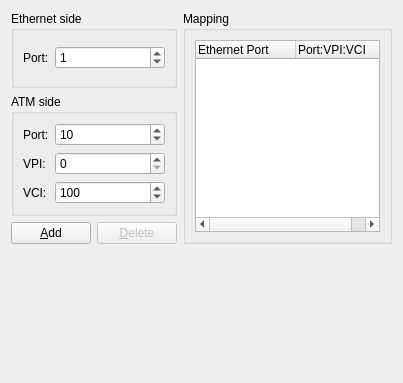
Before: the Qt Designer form gns3/modules/dynamips/ui/atm_bridge_configuration_page.ui in GNS3/gns3-gui, drawn with Qt 5.
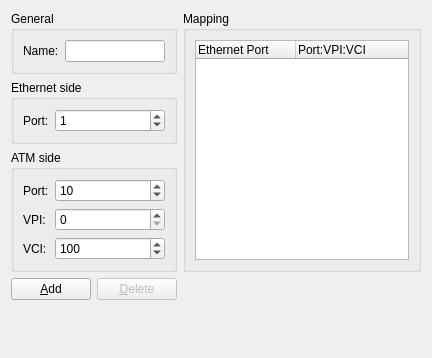
After: the same form once the commit is applied.

```diff
--- a/gns3/modules/dynamips/ui/atm_bridge_configuration_page.ui
+++ b/gns3/modules/dynamips/ui/atm_bridge_configuration_page.ui
@@ -6,55 +6,14 @@
    <rect>
     <x>0</x>
     <y>0</y>
-    <width>403</width>
-    <height>383</height>
+    <width>432</width>
+    <height>358</height>
    </rect>
   </property>
   <property name="windowTitle">
    <string>ATM Bridge</string>
   </property>
-  <layout class="QGridLayout">
-   <item row="0" column="0" colspan="2">
-    <widget class="QGroupBox" name="uiEthernetGroupBox">
-     <property name="sizePolicy">
-      <sizepolicy hsizetype="Expanding" vsizetype="Preferred">
-       <horstretch>0</horstretch>
-       <verstretch>0</verstretch>
-      </sizepolicy>
-     </property>
-     <property name="title">
-      <string>Ethernet side</string>
-     </property>
-     <layout class="QGridLayout">
-      <item row="0" column="0">
-       <widget class="QLabel" name="uiEthernetPortLabel">
-        <property name="text">
-         <string>Port:</string>
-        </property>
-       </widget>
-      </item>
-      <item row="0" column="1">
-       <widget class="QSpinBox" name="uiEthernetPortSpinBox">
-        <property name="sizePolicy">
-         <sizepolicy hsizetype="Expanding" vsizetype="Fixed">
-          <horstretch>0</horstretch>
-          <verstretch>0</verstretch>
-         </sizepolicy>
-        </property>
-        <property name="minimum">
-         <number>0</number>
-        </property>
-        <property name="maximum">
-         <number>65535</number>
-        </property>
-        <property name="value">
-         <number>1</number>
-        </property>
-       </widget>
-      </item>
-     </layout>
-    </widget>
-   </item>
+  <layout class="QGridLayout" name="gridLayout_2">
    <item row="0" column="2" rowspan="3">
     <widget class="QGroupBox" name="uiMappingGroupBox">
      <property name="title">
@@ -88,6 +47,47 @@
     </widget>
    </item>
    <item row="1" column="0" colspan="2">
+    <widget class="QGroupBox" name="uiEthernetGroupBox">
+     <property name="sizePolicy">
+      <sizepolicy hsizetype="Expanding" vsizetype="Preferred">
+       <horstretch>0</horstretch>
+       <verstretch>0</verstretch>
+      </sizepolicy>
+     </property>
+     <property name="title">
+      <string>Ethernet side</string>
+     </property>
+     <layout class="QGridLayout">
+      <item row="0" column="0">
+       <widget class="QLabel" name="uiEthernetPortLabel">
+        <property name="text">
+         <string>Port:</string>
+        </property>
+       </widget>
+      </item>
+      <item row="0" column="1">
+       <widget class="QSpinBox" name="uiEthernetPortSpinBox">
+        <property name="sizePolicy">
+         <sizepolicy hsizetype="Expanding" vsizetype="Fixed">
+          <horstretch>0</horstretch>
+          <verstretch>0</verstretch>
+         </sizepolicy>
+        </property>
+        <property name="minimum">
+         <number>0</number>
+        </property>
+        <property name="maximum">
+         <number>65535</number>
+        </property>
+        <property name="value">
+         <number>1</number>
+        </property>
+       </widget>
+      </item>
+     </layout>
+    </widget>
+   </item>
+   <item row="2" column="0" colspan="2">
     <widget class="QGroupBox" name="uiATMGroupBox">
      <property name="sizePolicy">
       <sizepolicy hsizetype="Expanding" vsizetype="Preferred">
@@ -183,14 +183,14 @@
      </layout>
     </widget>
    </item>
-   <item row="2" column="0">
+   <item row="3" column="0">
     <widget class="QPushButton" name="uiAddPushButton">
      <property name="text">
       <string>&amp;Add</string>
      </property>
     </widget>
    </item>
-   <item row="2" column="1">
+   <item row="3" column="1">
     <widget class="QPushButton" name="uiDeletePushButton">
      <property name="enabled">
       <bool>false</bool>
@@ -200,7 +200,7 @@
      </property>
     </widget>
    </item>
-   <item row="3" column="0" colspan="3">
+   <item row="4" column="0" colspan="3">
     <spacer>
      <property name="orientation">
       <enum>Qt::Vertical</enum>
@@ -213,6 +213,25 @@
      </property>
     </spacer>
    </item>
+   <item row="0" column="0" colspan="2">
+    <widget class="QGroupBox" name="uiGeneralGroupBox">
+     <property name="title">
+      <string>General</string>
+     </property>
+     <layout class="QGridLayout" name="gridLayout">
+      <item row="0" column="0">
+       <widget class="QLabel" name="uiNameLabel">
+        <property name="text">
+         <string>Name:</string>
+        </property>
+       </widget>
+      </item>
+      <item row="0" column="1">
+       <widget class="QLineEdit" name="uiNameLineEdit"/>
+      </item>
+     </layout>
+    </widget>
+   </item>
   </layout>
  </widget>
  <tabstops>
```
Left out of the diff: 1 changed line with no effect on the pictures.
